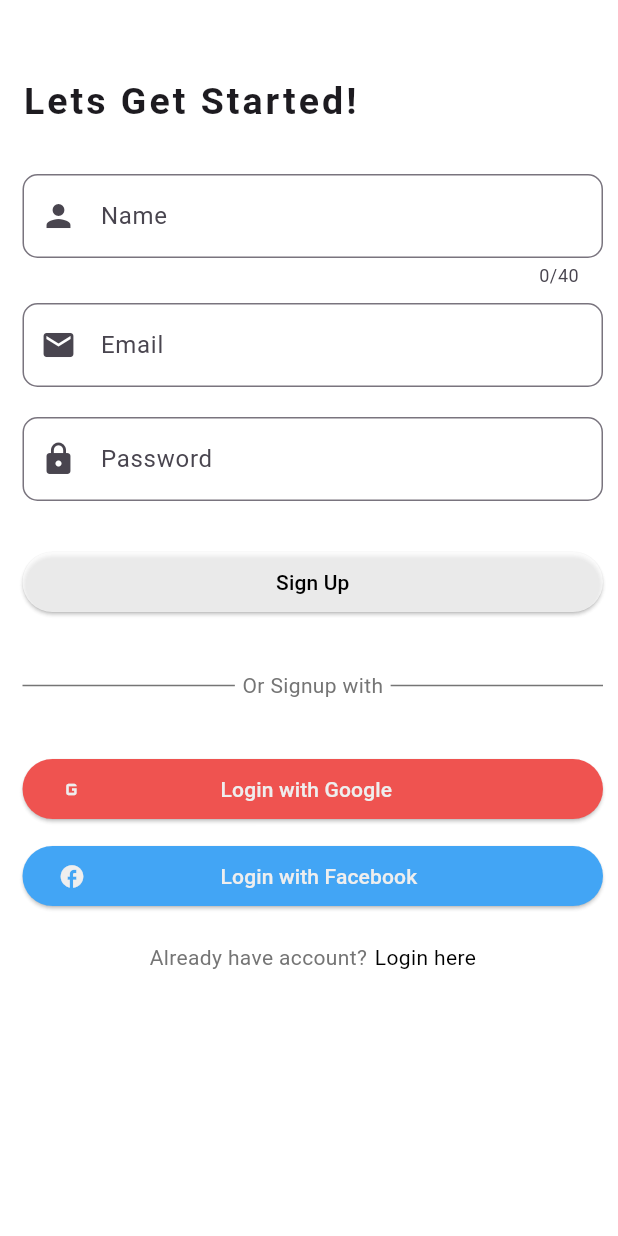
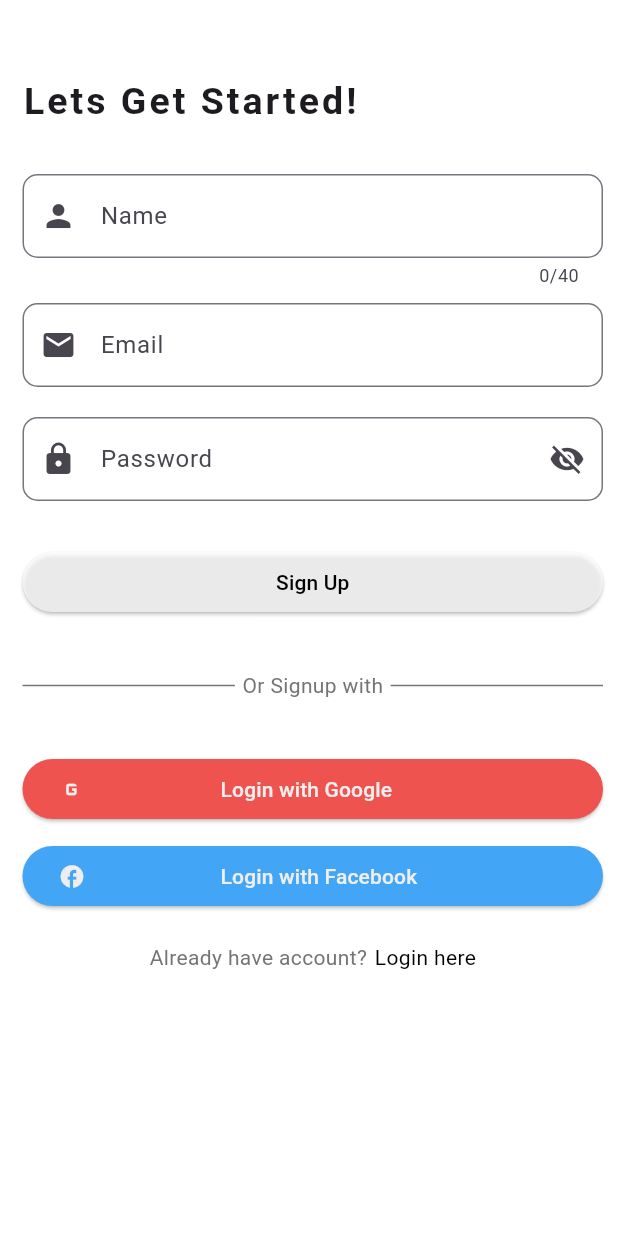
Before and after one commit to bigboss09niel/piggytechfront, a Flutter app: the Signup screen opened by its route, on a phone screen of 412 x 824 dp. Run offline on Flutter 3.47's test engine with Material 3 defaults, Android fonts, the phone set to English and light mode, and no system bars; our stand-ins replace flutter_spinkit.

Commit message:
Activity 4.2

```diff
--- a/lib/pages/login.dart
+++ b/lib/pages/login.dart
@@ -41,6 +41,7 @@ class _LoginState extends State<Login> {
                       keyboardType: TextInputType.emailAddress,
                       decoration: InputDecoration(
                           label: Text('Email'),
+                          prefixIcon: Icon(Icons.email),
                           border: OutlineInputBorder(
                               borderRadius: BorderRadius.circular(10.0)
                           )
@@ -60,6 +61,7 @@ class _LoginState extends State<Login> {
                       obscureText: true,
                       decoration: InputDecoration(
                           label: Text('Password'),
+                          prefixIcon: Icon(Icons.lock),
                           border: OutlineInputBorder(
                               borderRadius: BorderRadius.circular(10.0)
                           )
--- a/lib/pages/signup.dart
+++ b/lib/pages/signup.dart
@@ -16,6 +16,10 @@ class _SignupState extends State<Signup> {
   String name = '';
   String email = '';
   String password = '';
+  bool _obscure = true; //about password that to see what they input
+  // bool _obscureConfirm = true;
+  IconData _obscureIcon = Icons.visibility_off;
+  // IconData _obscureIconConfirm = Icons.visibility_off;
 
   createAccount(User user) async{
     final response = await http.post(
@@ -62,10 +66,10 @@ class _SignupState extends State<Signup> {
                       maxLength: 40,
                       decoration: InputDecoration(
                         label: Text('Name'),
+                        prefixIcon: Icon(Icons.person),
                         border: OutlineInputBorder(
                           borderRadius: BorderRadius.circular(10.0)
                         ),
-                        prefixIcon: Icon(Icons.person),
                       ),
                       validator: (value){
                         if(value == null || value.isEmpty){
@@ -85,10 +89,10 @@ class _SignupState extends State<Signup> {
                       keyboardType: TextInputType.emailAddress,
                       decoration: InputDecoration(
                         label: Text('Email'),
+                        prefixIcon: Icon(Icons.email),
                         border: OutlineInputBorder(
                             borderRadius: BorderRadius.circular(10.0)
                         ),
-                        prefixIcon: Icon(Icons.email),
                       ),
                       validator: (value){
                         if(value == null || value.isEmpty){
@@ -102,13 +106,27 @@ class _SignupState extends State<Signup> {
                     ),
                     SizedBox(height: 20.0,),
                     TextFormField(
-                      obscureText: true,
+                      enableInteractiveSelection: false, //About copying that's why false
+                      obscureText: _obscure,
                       decoration: InputDecoration(
                         label: Text('Password'),
+                        prefixIcon: Icon(Icons.lock),
+                        suffixIcon: IconButton(
+                          icon: Icon(_obscureIcon),
+                          onPressed: (){
+                            setState(() {
+                              _obscure = !_obscure;
+                              if(_obscure){
+                                _obscureIcon = Icons.visibility_off;
+                              } else {
+                                _obscureIcon = Icons.visibility;
+                              }
+                            });
+                          },
+                        ),
                         border: OutlineInputBorder(
                             borderRadius: BorderRadius.circular(10.0)
                         ),
-                        prefixIcon: Icon(Icons.lock),
                       ),
                       validator: (value){
                         if(value == null || value.isEmpty){
@@ -126,6 +144,40 @@ class _SignupState extends State<Signup> {
                         password = value!;
                       },
                     ),
+                    // SizedBox(height: 20.0,),
+                    // TextFormField(
+                    //   enableInteractiveSelection: false, //About copying that's why false
+                    //   obscureText: _obscureConfirm,
+                    //   decoration: InputDecoration(
+                    //     label: Text('Confirm Password'),
+                    //     prefixIcon: Icon(Icons.lock),
+                    //     suffixIcon: IconButton(
+                    //       icon: Icon(_obscureIconConfirm),
+                    //       onPressed: (){
+                    //         setState(() {
+                    //           _obscureConfirm = !_obscureConfirm;
+                    //           if(_obscureConfirm){
+                    //             _obscureIconConfirm = Icons.visibility_off;
+                    //           } else {
+                    //             _obscureIconConfirm = Icons.visibility;
+                    //           }
+                    //         });
+                    //       },
+                    //     ),
+                    //     border: OutlineInputBorder(
+                    //         borderRadius: BorderRadius.circular(10.0)
+                    //     ),
+                    //   ),
+                    //   validator: (value){
+                    //     if(value == null || value.isEmpty) {
+                    //       return 'Please confirm your password';
+                    //     }
+                    //     if(value != password) {
+                    //       return 'Passwords do not match';
+                    //     }
+                    //     return null;
+                    //   },
+                    // ),
                     SizedBox(height: 30.0,),
                     ElevatedButton(
                       onPressed: (){
```
Lines whose indentation alone changed are shown as unchanged.
